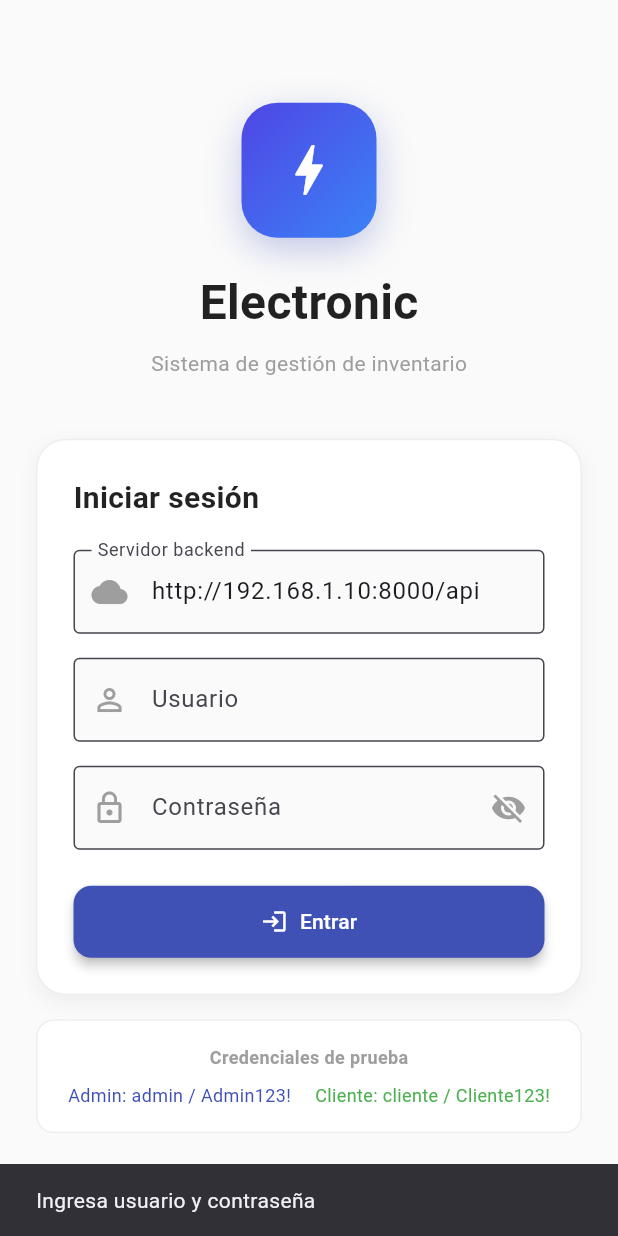
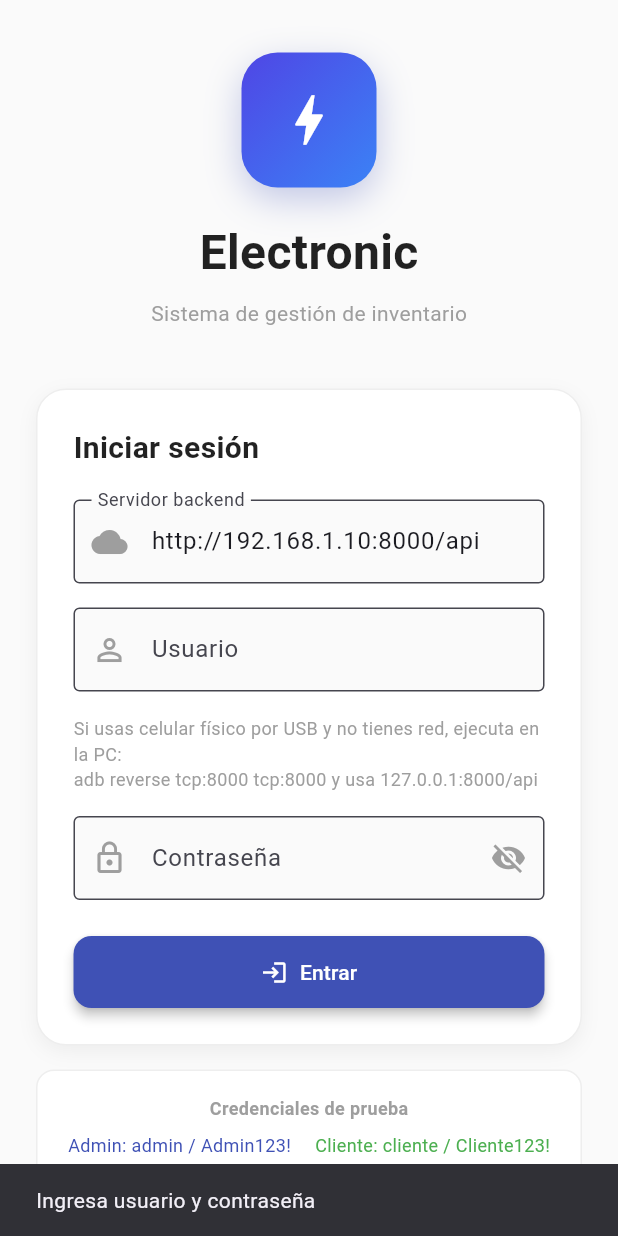
Before and after one commit to builian12/Electronic, a Flutter app: the screen it shows after launch, after a tap on "Entrar", on a phone screen of 412 x 824 dp. Run offline on Flutter 3.47's test engine with Material 3 defaults, Android fonts, the phone set to English and light mode, and no system bars; our stand-ins replace shared_preferences; network calls fail.

Commit message:
fix: mobile login URL persistence and local backend fallback

```diff
--- a/mobile/lib/screens/login_screen.dart
+++ b/mobile/lib/screens/login_screen.dart
@@ -17,6 +17,20 @@ class _LoginScreenState extends State<LoginScreen> {
   final _passwordController = TextEditingController();
   bool _loading = false;
   bool _obscure = true;
+
+  @override
+  void initState() {
+    super.initState();
+    _loadSavedServerUrl();
+  }
+
+  Future<void> _loadSavedServerUrl() async {
+    final savedUrl = await SessionService.getServerUrl();
+    if (savedUrl != null && savedUrl.isNotEmpty) {
+      _serverController.text = savedUrl;
+      ApiService.setBaseUrl(savedUrl);
+    }
+  }
 
   Future<void> _login() async {
     final serverUrl = _serverController.text.trim();
@@ -163,6 +177,11 @@ class _LoginScreenState extends State<LoginScreen> {
                       textInputAction: TextInputAction.next,
                     ),
                     const SizedBox(height: 16),
+                    const Text(
+                      'Si usas celular físico por USB y no tienes red, ejecuta en la PC:\nadb reverse tcp:8000 tcp:8000 y usa 127.0.0.1:8000/api',
+                      style: TextStyle(fontSize: 12, color: Colors.grey),
+                    ),
+                    const SizedBox(height: 16),
                     TextField(
                       controller: _passwordController,
                       obscureText: _obscure,
--- a/mobile/lib/services/api_service.dart
+++ b/mobile/lib/services/api_service.dart
@@ -1,48 +1,81 @@
 import 'dart:convert';
 import 'package:http/http.dart' as http;
+import 'session_service.dart';
 
 class ApiService {
   // Usa varias rutas locales para funcionar en USB/dev y en la red del switch.
   static const List<String> _baseUrls = [
     'http://192.168.1.10:8000/api',
     'http://127.0.0.1:8000/api',
+    'http://localhost:8000/api',
     'http://10.0.2.2:8000/api',
+    'http://10.0.3.2:8000/api',
   ];
   static String? _resolvedBaseUrl;
   static const Duration _timeout = Duration(seconds: 10);
 
+  static Future<void> _ensureBaseUrl() async {
+    if (_resolvedBaseUrl != null && _resolvedBaseUrl!.isNotEmpty) return;
+    final savedUrl = await SessionService.getServerUrl();
+    if (savedUrl != null && savedUrl.isNotEmpty) {
+      final normalized = _normalizeBaseUrl(savedUrl);
+      if (normalized.isNotEmpty) {
+        _resolvedBaseUrl = normalized;
+        return;
+      }
+    }
+  }
+
   static void setBaseUrl(String url) {
+    _resolvedBaseUrl = _normalizeBaseUrl(url);
+  }
+
+  static String _normalizeBaseUrl(String url) {
     var normalized = url.trim();
+    if (normalized.isEmpty) return '';
+    if (!normalized.startsWith('http://') && !normalized.startsWith('https://')) {
+      normalized = 'http://$normalized';
+    }
     if (normalized.endsWith('/')) {
       normalized = normalized.substring(0, normalized.length - 1);
     }
     if (!normalized.endsWith('/api')) {
       normalized = '$normalized/api';
     }
-    _resolvedBaseUrl = normalized;
+    return normalized;
   }
 
   /// Resultado del login con información detallada del error.
   static Future<LoginResult> login(String username, String password) async {
     final payload = jsonEncode({'username': username, 'password': password});
     final headers = {'Content-Type': 'application/json'};
+    await _ensureBaseUrl();
 
     try {
       final response = await _post('/token/', payload, headers: headers);
-      return _parseLoginResponse(response);
+      final result = _parseLoginResponse(response);
+      if (result.success && _resolvedBaseUrl != null) {
+        await SessionService.saveServerUrl(_resolvedBaseUrl!);
+      }
+      return result;
     } catch (_) {
       try {
         final response = await _post('/login/', payload, headers: headers);
-        return _parseLoginResponse(response);
+        final result = _parseLoginResponse(response);
+        if (result.success && _resolvedBaseUrl != null) {
+          await SessionService.saveServerUrl(_resolvedBaseUrl!);
+        }
+        return result;
       } catch (error) {
         return LoginResult.error(
-          'No se pudo conectar al servidor. Verifica la red local/USB y que el backend esté corriendo.',
+          'No se pudo conectar al servidor. Verifica la IP/host, la red local o usa ADB reverse si el dispositivo está por USB.',
         );
       }
     }
   }
 
   static Future<List<dynamic>> fetchProductos(String token) async {
+    await _ensureBaseUrl();
     try {
       final response = await _get('/productos/', token);
       if (response.statusCode == 200) {
@@ -55,6 +88,7 @@ class ApiService {
   }
 
   static Future<List<dynamic>> fetchCategorias(String token) async {
+    await _ensureBaseUrl();
     try {
       final response = await _get('/categorias/', token);
       if (response.statusCode == 200) {
@@ -67,6 +101,7 @@ class ApiService {
   }
 
   static Future<List<dynamic>> fetchVentas(String token) async {
+    await _ensureBaseUrl();
     try {
       final response = await _get('/ventas/', token);
       if (response.statusCode == 200) {
@@ -84,6 +119,7 @@ class ApiService {
     String estado,
     List<Map<String, dynamic>> detalles,
   ) async {
+    await _ensureBaseUrl();
     try {
       final response = await _post(
         '/ventas/',
@@ -104,6 +140,7 @@ class ApiService {
   }
 
   static Future<List<dynamic>> fetchProveedores(String token) async {
+    await _ensureBaseUrl();
     try {
       final response = await _get('/proveedores/', token);
       if (response.statusCode == 200) {
--- a/mobile/lib/services/session_service.dart
+++ b/mobile/lib/services/session_service.dart
@@ -1,11 +1,23 @@
 import 'package:shared_preferences/shared_preferences.dart';
 
 class SessionService {
+  static const _serverUrlKey = 'serverUrl';
+
   static Future<void> saveSession(String token, String username, bool isAdmin) async {
     final prefs = await SharedPreferences.getInstance();
     await prefs.setString('token', token);
     await prefs.setString('username', username);
     await prefs.setBool('isAdmin', isAdmin);
+  }
+
+  static Future<void> saveServerUrl(String serverUrl) async {
+    final prefs = await SharedPreferences.getInstance();
+    await prefs.setString(_serverUrlKey, serverUrl);
+  }
+
+  static Future<String?> getServerUrl() async {
+    final prefs = await SharedPreferences.getInstance();
+    return prefs.getString(_serverUrlKey);
   }
 
   static Future<String?> getToken() async {
```
